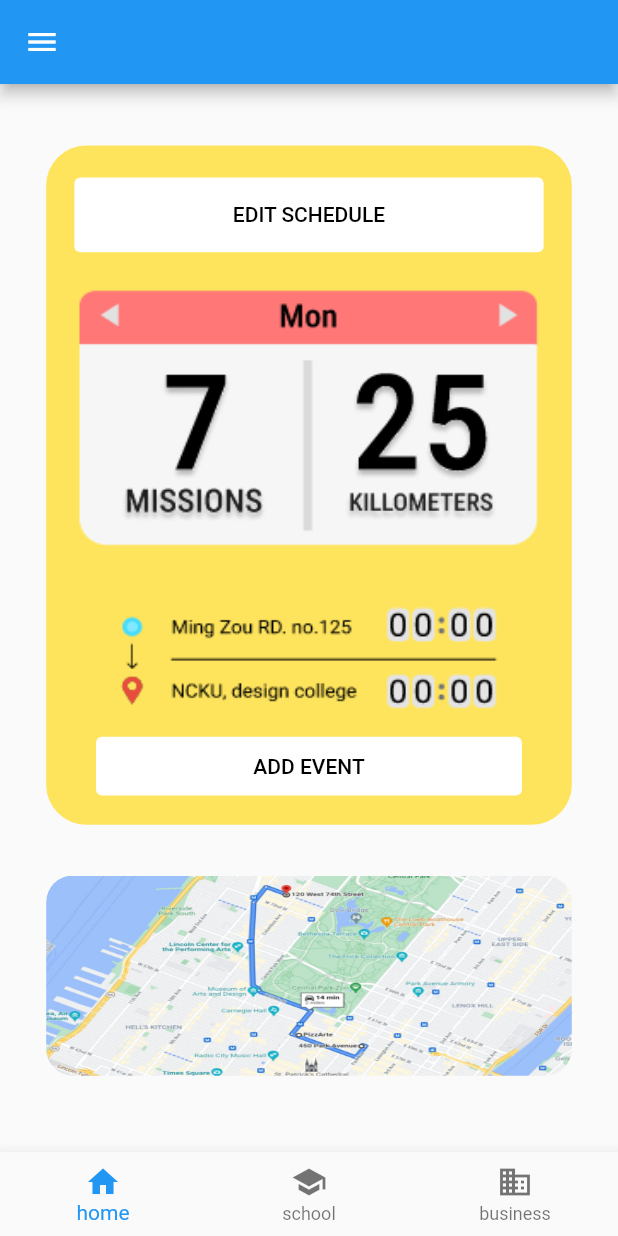
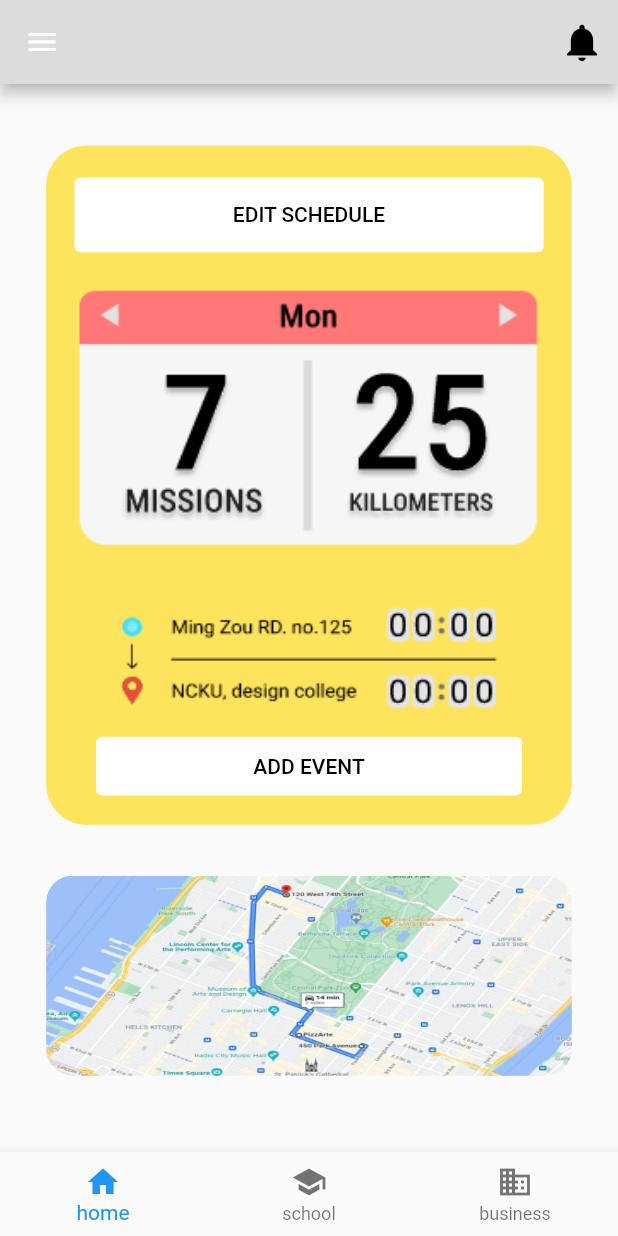
Before and after one commit to 8igMac/pickup, a Flutter app: the screen it shows after launch, on a phone screen of 412 x 824 dp. Run offline on Flutter 3.47's test engine with Material 2 defaults, Android fonts, the phone set to English and light mode, and no system bars; our stand-ins replace flutter_screenutil.

Commit message:
[FEAT] Notification button.

```diff
--- a/lib/color.dart
+++ b/lib/color.dart
@@ -6,4 +6,5 @@ class MyColors {
   MyColors._();
 
   static const Color yellow = Color(0xFFFEE45C);
+  static const Color grey = Color(0xFFDCDCDC);
 }
--- a/lib/main.dart
+++ b/lib/main.dart
@@ -1,6 +1,7 @@
 import 'package:flutter/cupertino.dart';
 import 'package:flutter/material.dart';
 import 'package:flutter_screenutil/flutter_screenutil.dart';
+import 'package:pickup/color.dart';
 import 'package:pickup/friend_page.dart';
 import 'package:pickup/passenger_home_page.dart';
 import 'package:pickup/schedule_page.dart';
@@ -131,7 +132,19 @@ class _MainPageState extends State<MainPage> {
           ],
         ),
       ),
-      appBar: AppBar(),
+      appBar: AppBar(
+        backgroundColor: MyColors.grey,
+        actions: [
+          IconButton(
+            onPressed: null,
+            iconSize: 30,
+            icon: Icon(
+              Icons.notifications,
+              color: Colors.black,
+            ),
+          ),
+        ],
+      ),
       body: _isDriver
           ? _driverPages.elementAt(_selectedIndex)
           : _passengerPages.elementAt(_selectedIndex),
```
